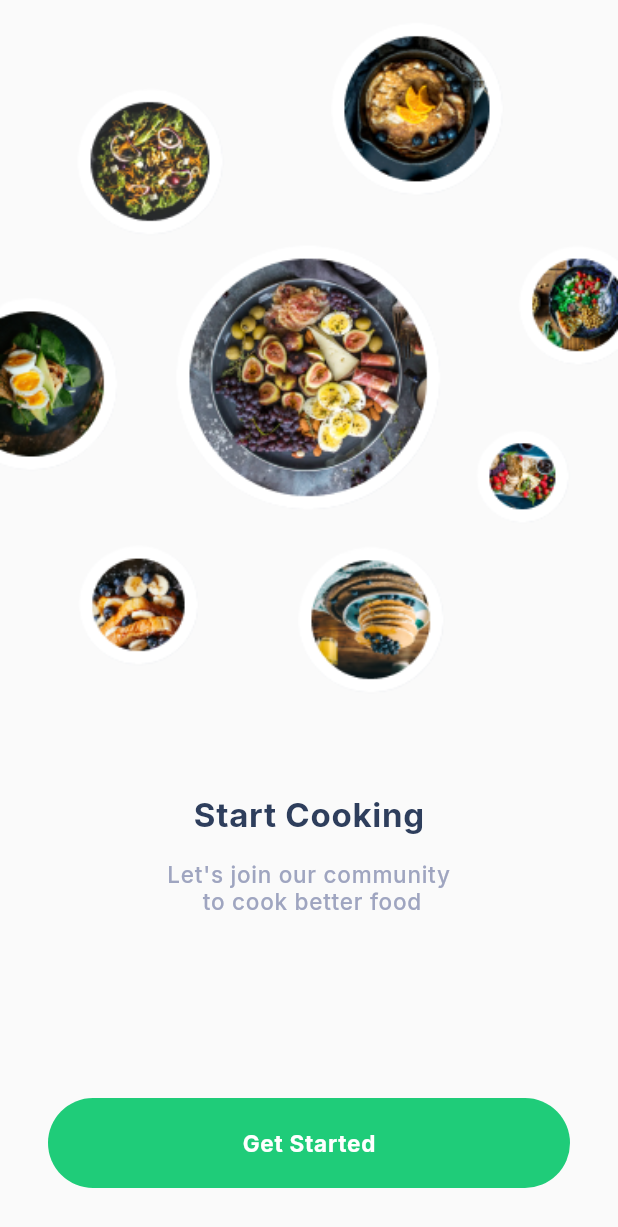
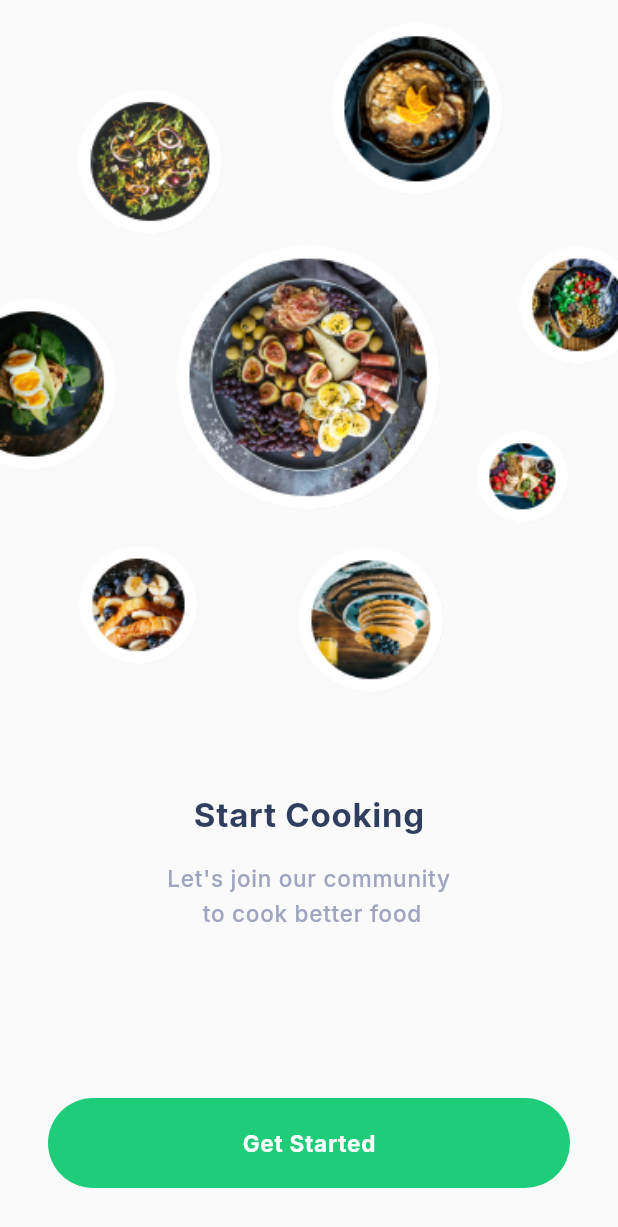
Before and after one commit to mike-gallego-2/recipe_app, a Flutter app: the screen it shows after launch, on a phone screen of 412 x 824 dp. Shown: the top 1227 px of the screen. Run offline on Flutter 3.47's test engine with Material 2 defaults, Android fonts, the phone set to English and light mode, and no system bars; our stand-ins replace google_fonts.

Commit message:
:art: polish onboarding page

```diff
--- a/lib/constants/values.dart
+++ b/lib/constants/values.dart
@@ -12,6 +12,9 @@ const regular = FontWeight.w500;
 // letter spacing
 const textSpacing = 0.5;
 
+// height
+const increasedHeight = 1.5;
+
 // colors
 const primaryColor = Color(0xFF2E3E5C);
 const accentColor = Color(0xFF9FA5C0);
--- a/lib/pages/signup/onboarding.dart
+++ b/lib/pages/signup/onboarding.dart
@@ -29,6 +29,7 @@ class OnboardingPage extends StatelessWidget {
           text: "Let's join our community\n to cook better food",
           color: accentColor,
           textAlign: TextAlign.center,
+          height: increasedHeight,
         ),
         Expanded(
           child: Container(
--- a/lib/widgets/app_text.dart
+++ b/lib/widgets/app_text.dart
@@ -9,6 +9,7 @@ class AppText extends StatelessWidget {
   final Color color;
   final double padding;
   final TextAlign? textAlign;
+  final double? height;
   const AppText({
     Key? key,
     required this.text,
@@ -17,6 +18,7 @@ class AppText extends StatelessWidget {
     this.color = primaryColor,
     this.padding = 0.0,
     this.textAlign,
+    this.height,
   }) : super(key: key);
 
   @override
@@ -30,6 +32,7 @@ class AppText extends StatelessWidget {
           fontSize: fontSize,
           fontWeight: fontWeight,
           letterSpacing: textSpacing,
+          height: height,
         ),
         textAlign: textAlign,
       ),
```
